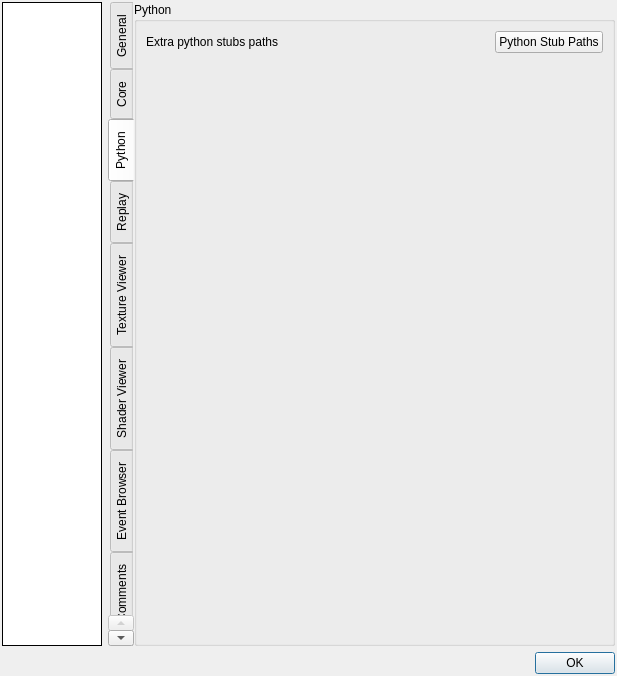
Before: the Qt Designer form qrenderdoc/Windows/Dialogs/SettingsDialog.ui in anholt/renderdoc, drawn with Qt 5.
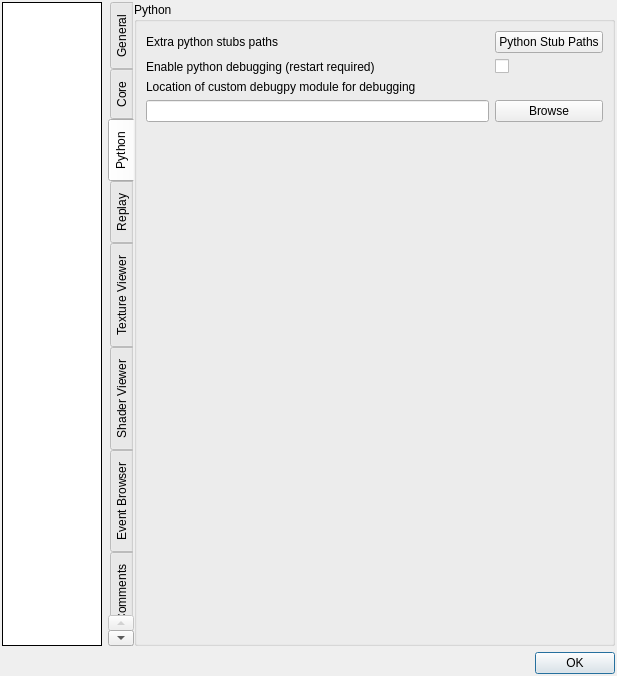
After: the same form once the commit is applied. The open tabs and pages were chosen to show the change. Custom widgets are drawn as their Qt base class.

Commit message: Load debugpy when possible to allow python debugging in-program

What changed in the file:
```diff
--- a/qrenderdoc/Windows/Dialogs/SettingsDialog.ui
+++ b/qrenderdoc/Windows/Dialogs/SettingsDialog.ui
@@ -720,7 +720,38 @@
             </property>
            </widget>
           </item>
-          <item row="1" column="0" colspan="2">
+          <item row="1" column="0">
+           <widget class="QLabel" name="Python_DebugEnabledLabel">
+            <property name="text">
+             <string>Enable python debugging (restart required)</string>
+            </property>
+           </widget>
+          </item>
+          <item row="1" column="1">
+           <widget class="QCheckBox" name="Python_DebugEnabled">
+            <property name="text">
+             <string/>
+            </property>
+           </widget>
+          </item>
+          <item row="2" column="0" colspan="2">
+           <widget class="QLabel" name="Python_DebugPyDirLabel">
+            <property name="text">
+             <string>Location of custom debugpy module for debugging</string>
+            </property>
+           </widget>
+          </item>
+          <item row="3" column="0">
+           <widget class="QLineEdit" name="Python_DebugPyDir"/>
+          </item>
+          <item row="3" column="1">
+           <widget class="QPushButton" name="Python_DebugPyDirBrowse">
+            <property name="text">
+             <string>Browse</string>
+            </property>
+           </widget>
+          </item>
+          <item row="4" column="0" colspan="2">
            <spacer name="verticalSpacer_9">
             <property name="orientation">
              <enum>Qt::Vertical</enum>
```
The commit also changes 10 other files.
